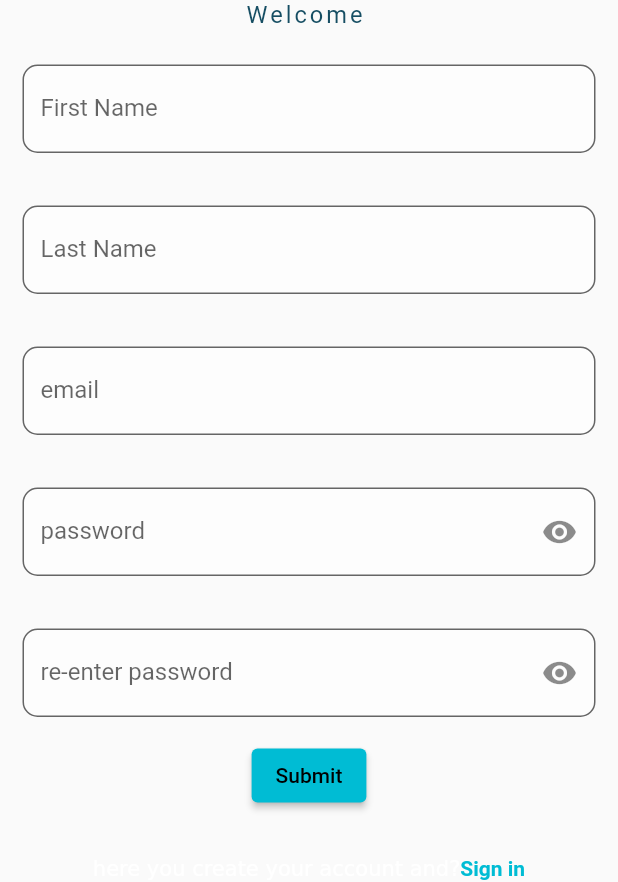
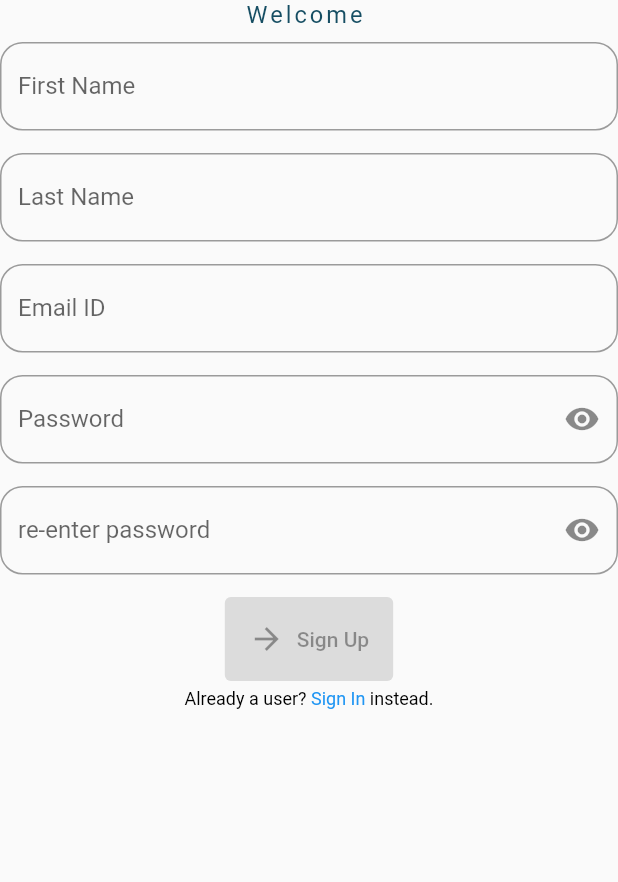
Before and after one commit to nitishgupta978/Blog_App, a Flutter app: the SingUpPage screen opened directly, on a phone screen of 412 x 824 dp, the part 354-1236 px from its top. Run offline on Flutter 3.47's test engine with Material 2 defaults, Android fonts, the phone set to English and light mode, and no system bars; our stand-ins replace flutter_html, font_awesome_flutter, rxdart, velocity_x; accounts and stored records are empty; network calls fail.

Commit message:
Added: use rx.dart in our file and remove stream concept :

```diff
--- a/lib/auth/datasource/auth_repository.dart
+++ b/lib/auth/datasource/auth_repository.dart
@@ -35,7 +35,6 @@ class AuthRepository {
     required String password,
     required String firstName,
     required String lastName,
-    // required String samePassword,
   }) async {
     final response = await NetworkClient.post(
       'signup',
@@ -44,7 +43,7 @@ class AuthRepository {
         'password': password,
         'firstName': firstName,
         'lastName': lastName,
-        'againPassowrd': password,
+        // 'againPassowrd': password,
       },
     );
 
--- /dev/null
+++ b/lib/auth/logic/sign_up_bloc.dart
@@ -0,0 +1,39 @@
+import 'package:rxdart/rxdart.dart';
+import 'package:singup_app/auth/datasource/auth_repository.dart';
+import 'package:singup_app/auth/logic/validators.dart';
+import 'package:singup_app/common/observable/observable.dart';
+
+class SignUpBloc with Validators {
+  late final Observable<String?> firstName;
+  late final Observable<String?> lastName;
+  late final Observable<String?> email;
+  late final Observable<String?> password;
+  late final Observable<bool> passwordObscure;
+
+// Observable is class , define in common module
+  SignUpBloc() {
+    firstName = Observable(validator: validateName);
+    lastName = Observable(validator: validateName);
+    email = Observable(validator: validateEmail);
+    password = Observable(validator: validatePassword);
+    passwordObscure = Observable.seeded(true);
+  }
+
+  Stream<bool> get validInputObs$ => Rx.combineLatest(
+      [firstName.obs$, lastName.obs$, email.obs$, password.obs$],
+      (values) => true);
+
+  Future<bool> signUp() => AuthRepository().signUp(
+        email: email.value!,
+        password: password.value!,
+        firstName: firstName.value!,
+        lastName: lastName.value!,
+      );
+
+  void dispose() {
+    firstName.dispose();
+    lastName.dispose();
+    email.dispose();
+    password.dispose();
+  }
+}
--- a/lib/auth/screens/sign_up_page.dart
+++ b/lib/auth/screens/sign_up_page.dart
@@ -1,7 +1,10 @@
+import 'package:flutter/gestures.dart';
 import 'package:flutter/material.dart';
-import 'package:singup_app/auth/datasource/auth_repository.dart';
-import 'package:singup_app/auth/logic/validators.dart';
+
+import 'package:singup_app/auth/logic/sign_up_bloc.dart';
+
 import 'package:singup_app/back_ground_logo.dart';
+import 'package:singup_app/common/widgets/input_field.dart';
 import 'package:singup_app/common/widgets/vertical_spacing.dart';
 import 'package:velocity_x/velocity_x.dart';
 
@@ -17,25 +20,17 @@ class SingUpPage extends StatefulWidget {
 }
 
 class _SingUpPageState extends State<SingUpPage> {
-  final AuthRepository repo = AuthRepository();
-  final GlobalKey<FormState> formKey =
-      GlobalKey(); //use for validation perpuse in SingUpPage
-  final TextEditingController _emailController = TextEditingController();
-  final TextEditingController _passwordController = TextEditingController();
-  final TextEditingController _firstNameController = TextEditingController();
-  final TextEditingController _lastNameController = TextEditingController();
-  // final TextEditingController samepasswordController = TextEditingController();
-  bool showPassword = false;
+  final GlobalKey<FormState> formKey = GlobalKey();
+  late final SignUpBloc bloc;
+
+  @override
+  void initState() {
+    super.initState();
+    bloc = SignUpBloc();
+  }
 
   Future<void> signUp() async {
-    final isSuccess = await repo.signUp(
-      firstName: _firstNameController.text,
-      lastName: _lastNameController.text,
-      email: _emailController.text,
-      password: _passwordController.text,
-      // samePassword: samepasswordController.text,
-    );
-
+    final isSuccess = await bloc.signUp();
     if (mounted) {
       if (isSuccess) {
         Navigator.of(context).push(MaterialPageRoute(
@@ -51,11 +46,7 @@ class _SingUpPageState extends State<SingUpPage> {
 
   @override
   void dispose() {
-    _emailController.dispose();
-    _passwordController.dispose();
-    _firstNameController.dispose();
-    _lastNameController.dispose();
-    // samepasswordController.dispose();
+    bloc.dispose();
     super.dispose();
   }
 
@@ -76,148 +67,139 @@ class _SingUpPageState extends State<SingUpPage> {
                     const BackGroundLogo(),
                     const HeightBox(5),
                     const VerticalSpacing(),
-                    Padding(
-                      padding: const EdgeInsets.all(15.0),
-                      child: TextFormField(
-                        controller: _firstNameController,
-                        validator: (value) {
-                          return value?.validateAsName();
-                        },
-                        decoration: const InputDecoration(
-                          filled: true,
-                          fillColor: Colors.white60,
-                          label: Text('First Name'),
-                          hintText: "eg. John",
-                          border: OutlineInputBorder(
-                              borderRadius:
-                                  BorderRadius.all(Radius.circular(10.0))),
-                        ),
-                      ),
+                    StreamBuilder<String?>(
+                        stream: bloc.firstName.obs$,
+                        builder: (context, snapshot) {
+                          return InputField(
+                            onChanged: bloc.firstName.addValue,
+                            labelText: 'First Name',
+                            errorText: snapshot.error as String?,
+                          );
+                        }),
+                    const SizedBox(
+                      height: 10.0,
                     ),
                     const VerticalSpacing(),
-                    Padding(
-                      padding: const EdgeInsets.all(15.0),
-                      child: TextFormField(
-                        controller: _lastNameController,
-                        validator: (value) {
-                          return value?.validateAsName();
-                        },
-                        decoration: const InputDecoration(
-                          filled: true,
-                          fillColor: Colors.white60,
-                          label: Text('Last Name'),
-                          hintText: "eg. wick",
-                          border: OutlineInputBorder(
-                              borderRadius:
-                                  BorderRadius.all(Radius.circular(10.0))),
-                        ),
-                      ),
+                    StreamBuilder<String?>(
+                        stream: bloc.lastName.obs$,
+                        builder: (context, snapshot) {
+                          return InputField(
+                            onChanged: bloc.lastName.addValue,
+                            labelText: 'Last Name',
+                            errorText: snapshot.error as String?,
+                          );
+                        }),
+                    const SizedBox(
+                      height: 10.0,
                     ),
                     const VerticalSpacing(),
-                    Padding(
-                      padding: const EdgeInsets.all(15.0),
-                      child: TextFormField(
-                        controller: _emailController,
-                        validator: (value) {
-                          return value?.validateAsEmail();
-                        },
-                        decoration: const InputDecoration(
-                          filled: true,
-                          fillColor: Colors.white60,
-                          label: Text('email'),
-                          hintText: "abc@gmail.com",
-                          border: OutlineInputBorder(
-                              borderRadius:
-                                  BorderRadius.all(Radius.circular(10.0))),
-                        ),
-                      ),
+                    StreamBuilder<String?>(
+                        stream: bloc.email.obs$,
+                        builder: (context, snapshot) {
+                          return InputField(
+                            onChanged: bloc.email.addValue,
+                            hintText: 'for e.g., abc@xyz.com',
+                            labelText: 'Email ID',
+                            errorText: snapshot.error as String?,
+                          );
+                        }),
+                    const SizedBox(
+                      height: 10.0,
                     ),
                     const VerticalSpacing(),
-                    Padding(
-                      padding: const EdgeInsets.all(15.0),
-                      child: TextFormField(
-                        controller: _passwordController,
-                        obscureText: true, //for hide password
-                        // controller: samepasswordController,
-                        validator: (value) {
-                          return value?.validateAsPassword();
-                        },
-                        decoration: InputDecoration(
+                    StreamBuilder<String?>(
+                        stream: bloc.password.obs$,
+                        builder: (context, snapshot) {
+                          return StreamBuilder<bool>(
+                              stream: bloc.passwordObscure.obs$,
+                              initialData: true,
+                              builder: (context, obscureSnap) {
+                                return InputField(
+                                  errorText: snapshot.error as String?,
+                                  onChanged: bloc.password.addValue,
                                   suffixIcon: InkWell(
-                            child: showPassword
+                                    child: !obscureSnap.data!
                                         ? const Icon(Icons.visibility_off)
                                         : const Icon(Icons.visibility),
                                     onTap: () {
-                              setState(() {
-                                // update the state of the widgets
-                                showPassword = !showPassword;
-                              });
+                                      bloc.passwordObscure
+                                          .addValue(!obscureSnap.data!);
                                     },
                                   ),
-                          filled: true,
-                          fillColor: Colors.white60,
-                          label: const Text('password'),
-                          hintText: "********",
-                          border: const OutlineInputBorder(
-                              borderRadius:
-                                  BorderRadius.all(Radius.circular(10.0))),
-                        ),
-                      ),
+                                  obscureText: obscureSnap.data,
+                                  hintText: 'eg.adA12@bv',
+                                  labelText: 'Password',
+                                );
+                              });
+                        }),
+                    const SizedBox(
+                      height: 10.0,
                     ),
                     const VerticalSpacing(),
-                    Padding(
-                      padding: const EdgeInsets.all(15.0),
-                      child: TextFormField(
-                        controller: _passwordController,
-                        obscureText: !showPassword, //for hide password
-                        validator: (value) {
-                          return value?.validateSameAsPassword(
-                              _passwordController.text);
-                        },
-
-                        decoration: InputDecoration(
+                    StreamBuilder<String?>(
+                        stream: bloc.password.obs$,
+                        builder: (context, snapshot) {
+                          return StreamBuilder<bool>(
+                              stream: bloc.passwordObscure.obs$,
+                              initialData: true,
+                              builder: (context, obscureSnap) {
+                                return InputField(
+                                  errorText: snapshot.error as String?,
+                                  onChanged: bloc.password.addValue,
                                   suffixIcon: InkWell(
-                            child: showPassword
+                                    child: !obscureSnap.data!
                                         ? const Icon(Icons.visibility_off)
                                         : const Icon(Icons.visibility),
                                     onTap: () {
-                              setState(() {
-                                showPassword = !showPassword;
-                              });
+                                      bloc.passwordObscure
+                                          .addValue(!obscureSnap.data!);
                                     },
                                   ),
-                          filled: true,
-                          fillColor: Colors.white60,
-                          label: const Text('re-enter password'),
-                          hintText: "********",
-                          border: const OutlineInputBorder(
-                              borderRadius:
-                                  BorderRadius.all(Radius.circular(10.0))),
+                                  obscureText: obscureSnap.data,
+                                  hintText: 'eg.adA12@bv',
+                                  labelText: 're-enter password',
+                                );
+                              });
+                        }),
+                    const SizedBox(
+                      height: 10.0,
                     ),
+                    const VerticalSpacing(),
+                    StreamBuilder<bool>(
+                        stream: bloc.validInputObs$,
+                        builder: (context, snapshot) {
+                          final isValid = snapshot.data ?? false;
+                          return ElevatedButton.icon(
+                            onPressed: isValid ? signUp : null,
+                            style: ElevatedButton.styleFrom(
+                              padding: const EdgeInsets.all(16.0),
                             ),
+                            icon: const Icon(Icons.arrow_forward),
+                            label: const Text('Sign Up'),
+                          );
+                        }),
+                    const VerticalSpacing(),
+                    RichText(
+                      text: TextSpan(
+                          text: 'Already a user?',
+                          style: const TextStyle(
+                              color: Colors.black, fontSize: 12),
+                          children: [
+                            TextSpan(
+                                text: ' Sign In ',
+                                style: const TextStyle(color: Colors.blue),
+                                recognizer: TapGestureRecognizer()
+                                  ..onTap = () {
+                                    Navigator.of(context).pushReplacement(
+                                      MaterialPageRoute(
+                                          builder: (context) => const LoginPage(
+                                                title: '',
+                                              )),
+                                    );
+                                  }),
+                            const TextSpan(text: 'instead.'),
+                          ]),
                     ),
-                    ElevatedButton(
-                      child: const Text('Submit'),
-                      onPressed: () {
-                        if (formKey.currentState!.validate()) {
-                          signUp();
-                        }
-                      },
-                    ),
-                    const SizedBox(
-                      height: 30.0,
-                    ),
-                    RichText(
-                        text: const TextSpan(
-                      text: "here you create your account and?",
-                      children: <TextSpan>[
-                        TextSpan(
-                            text: 'Sign in',
-                            style: TextStyle(
-                                fontWeight: FontWeight.bold,
-                                color: Colors.cyan)),
-                      ],
-                    ))
                   ],
                 ),
               ),
--- /dev/null
+++ b/lib/common/observable/observable.dart
@@ -0,0 +1,40 @@
+import 'dart:async';
+
+import 'package:rxdart/rxdart.dart';
+
+class Observable<T> {
+  final StreamTransformer<T, T>? validator;
+  //
+  Observable({this.validator}) {
+    _controller = BehaviorSubject();
+  }
+
+  Observable.seeded(T seed, {this.validator}) {
+    _controller = BehaviorSubject.seeded(seed);
+  }
+
+// BehaviorSubject its depend on rxdart dependancy
+
+  late final BehaviorSubject<T> _controller;
+
+  Stream<T> get obs$ {
+    final stream = _controller.stream;
+    if (validator != null) {
+      return stream
+          .debounceTime(const Duration(milliseconds: 200))
+          .transform(validator!);
+    }
+    return stream;
+  }
+
+  T? get value =>
+      _controller.valueOrNull; // synchronous access to last emitted value
+
+  void addValue(T value) {
+    _controller.add(value);
+  }
+
+  void dispose() {
+    _controller.close();
+  }
+}
--- a/lib/common/widgets/input_field.dart
+++ b/lib/common/widgets/input_field.dart
@@ -6,6 +6,7 @@ class InputField extends StatelessWidget {
   final String? labelText;
   final Widget? suffixIcon;
   final bool? obscureText;
+  final String? errorText;
   final String? Function(String?)? validator;
 
   const InputField({
@@ -16,8 +17,10 @@ class InputField extends StatelessWidget {
     this.suffixIcon,
     this.obscureText,
     this.validator,
-    required TextInputType keyboardType,
-    required InputDecoration decoration,
+    this.errorText,
+    // required TextInputType keyboardType,
+    // required InputDecoration decoration,
+    required void Function(String? value) onChanged,
   }) : super(key: key);
 
   @override
@@ -28,10 +31,12 @@ class InputField extends StatelessWidget {
       controller: controller,
       obscureText: obscureText ?? false,
       decoration: InputDecoration(
-        border: const OutlineInputBorder(),
+        border: const OutlineInputBorder(
+            borderRadius: BorderRadius.all(Radius.circular(15.0))),
         hintText: hintText,
         labelText: labelText,
         suffixIcon: suffixIcon,
+        errorText: errorText,
       ),
     );
   }
--- a/lib/main.dart
+++ b/lib/main.dart
@@ -1,6 +1,5 @@
 import 'package:flutter/material.dart';
 import 'package:singup_app/auth/screens/login_page.dart';
-// import 'singup_app/asserts/InstLogo2.png';
 
 void main() {
   runApp(const MyApp());
--- a/pubspec.yaml
+++ b/pubspec.yaml
@@ -40,6 +40,7 @@ dependencies:
   flutter_html: ^2.2.1
   url_launcher: ^6.1.5
   font_awesome_flutter: ^10.1.0
+  rxdart: ^0.27.5
 
 
 dev_dependencies:
```
Also changed, not shown: lib/auth/logic/sign_in_bloc.dart (added, +35 -0 lines), lib/auth/logic/validators.dart (+30 -8 lines), lib/auth/screens/login_page.dart (+82 -80 lines), pubspec.lock. Lines whose indentation alone changed are shown as unchanged.
